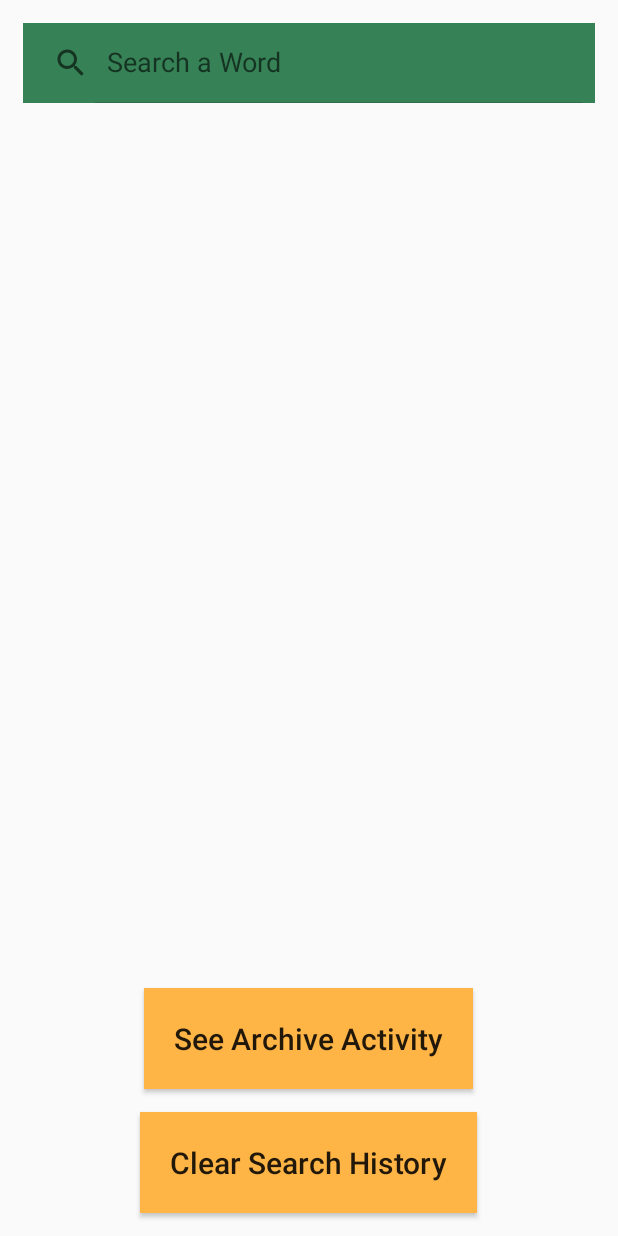
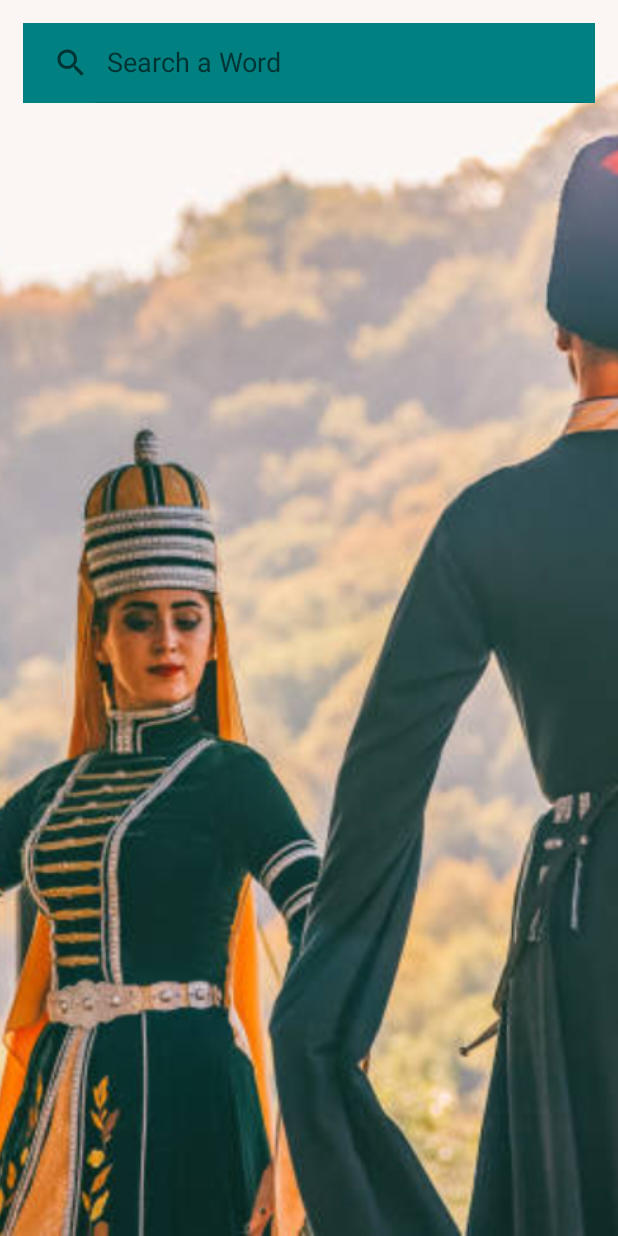
Before and after one commit to SametSahin10/turkish-circassian-dictionary, an Android app: the layout activity_main.xml on its own in the app's theme, with its tools: preview values and no code run, on a phone screen of 412 x 824 dp. Run offline under Robolectric (Android 15) with nearby library versions, the phone set to English and light mode, and no system bars.

Commit message:
Changed app icon

```diff
--- a/app/build.gradle
+++ b/app/build.gradle
@@ -4,7 +4,7 @@ android {
     compileSdkVersion 26
     defaultConfig {
         applicationId "com.tur_cirdictionary.turkish_circassiandictionary"
-        minSdkVersion 16
+        minSdkVersion 18
         targetSdkVersion 26
         versionCode 1
         versionName "1.0"
--- a/app/src/main/AndroidManifest.xml
+++ b/app/src/main/AndroidManifest.xml
@@ -4,11 +4,11 @@
 
     <application
         android:allowBackup="true"
-        android:icon="@mipmap/ic_launcher"
+        android:icon="@mipmap/app_icon"
         android:label="@string/app_name"
         android:roundIcon="@mipmap/ic_launcher_round"
         android:supportsRtl="true"
-        android:theme="@style/AppTheme">
+        android:theme="@style/AppTheme.NoActionBar">
         <activity
             android:name=".WordDetailActivity"
             android:label="@string/title_activity_word_detail"
--- /dev/null
+++ b/app/src/main/res/drawable/background.xml
@@ -0,0 +1,5 @@
+<?xml version="1.0" encoding="utf-8"?>
+<bitmap
+    xmlns:android="http://schemas.android.com/apk/res/android"
+    android:src="@drawable/main_activity_background" />
+    <!--android:gravity="center" -->
--- a/app/src/main/res/layout/activity_main.xml
+++ b/app/src/main/res/layout/activity_main.xml
@@ -3,40 +3,23 @@
     xmlns:tools="http://schemas.android.com/tools"
     android:layout_width="match_parent"
     android:layout_height="match_parent"
+    xmlns:app="http://schemas.android.com/apk/res-auto"
     tools:context="com.tur_cirdictionary.turkish_circassiandictionary.MainActivity">
+
+    <ImageView
+        android:id="@+id/iv_mainActivityBackground"
+        android:layout_width="match_parent"
+        android:layout_height="match_parent"
+        android:src="@drawable/main_activity_backgroundone"
+        android:scaleType="centerCrop" />
 
     <SearchView
         android:id="@+id/sw_searchForWord"
         android:layout_width="match_parent"
         android:layout_height="53dp"
         android:layout_margin="15dp"
-        android:background="#368155"
+        android:background="#008080"
         android:iconifiedByDefault="false"
         android:queryHint="@string/search_hint"/>
 
-    <Button
-        android:id="@+id/btn_seeArchive"
-        android:layout_width="wrap_content"
-        android:layout_height="wrap_content"
-        android:layout_centerInParent="true"
-        android:layout_above="@id/btn_clearSearchHistory"
-        android:padding="20dp"
-        android:background="#FFB546"
-        android:text="See Archive Activity"
-        android:textAllCaps="false"
-        android:textSize="20sp"/>
-
-    <Button
-        android:id="@+id/btn_clearSearchHistory"
-        android:layout_width="wrap_content"
-        android:layout_height="wrap_content"
-        android:layout_alignParentBottom="true"
-        android:layout_centerInParent="true"
-        android:layout_margin="15dp"
-        android:padding="20dp"
-        android:background="#FFB546"
-        android:text="Clear Search History"
-        android:textAllCaps="false"
-        android:textSize="20sp"/>
-
 </android.widget.RelativeLayout>
--- a/app/src/main/res/values/styles.xml
+++ b/app/src/main/res/values/styles.xml
@@ -13,6 +13,10 @@
         <item name="windowNoTitle">true</item>
     </style>
 
+    <style name="AppTheme.Launcher">
+        <item name="android:windowBackground">@drawable/launch_screen </item>
+    </style>
+
     <style name="AppTheme.AppBarOverlay" parent="ThemeOverlay.AppCompat.Dark.ActionBar" />
 
     <style name="AppTheme.PopupOverlay" parent="ThemeOverlay.AppCompat.Light" />
```
Also changed, not shown: app/src/main/java/com/tur_cirdictionary/turkish_circassiandictionary/MainActivity.java (+39 -27 lines), app/src/main/res/drawable/launch_screen.xml (added, +10 -0 lines), app/src/main/res/drawable/appicon.png (added), app/src/main/res/drawable/main_activity_background.jpg (added), app/src/main/res/drawable/main_activity_backgroundone.jpg (added), app/src/main/res/drawable/search_icon.png (added), app/src/main/res/drawable/splashscreen.jpg (added), app/src/main/res/drawable/turkishandcircassianflag.jpg (added), app/src/main/res/mipmap-xxxhdpi/app_icon.png (added), 4 other files.
